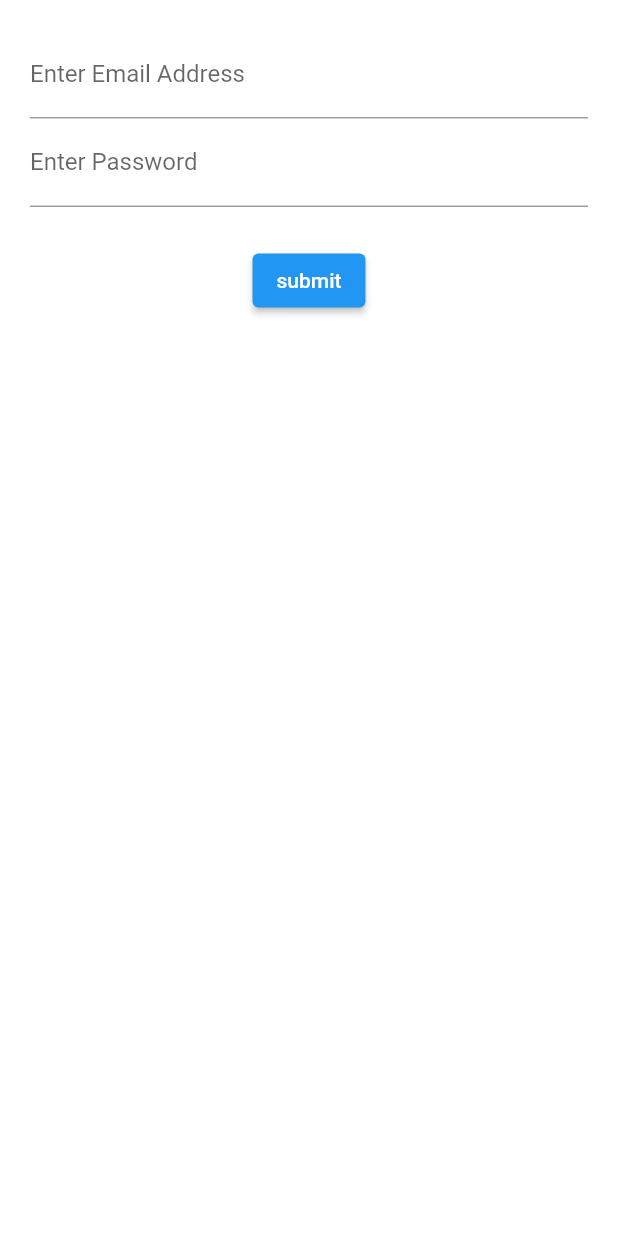
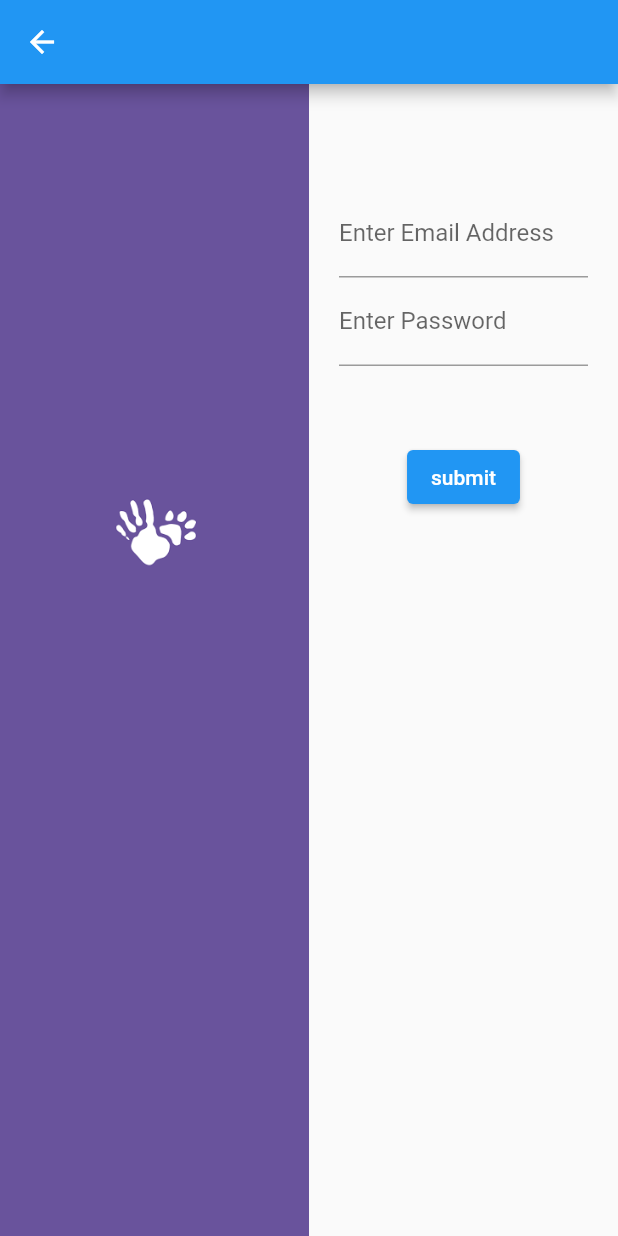
Before and after one commit to ZiadAssem/flutter_application_1, a Flutter app: the screen it shows after launch, after a tap on "LOGIN", on a phone screen of 412 x 824 dp. Run offline on Flutter 3.47's test engine with Material 2 defaults, Android fonts, the phone set to English and light mode, and no system bars; our stand-ins replace carousel_slider; missing offline and left inert: age_calculator; key blocks and very long unbroken strings in the code were emptied for the run.

Commit message:
login screen base, cat class incomplete

```diff
--- a/lib/screens/loginscreen.dart
+++ b/lib/screens/loginscreen.dart
@@ -1,4 +1,5 @@
 import 'package:flutter/material.dart';
+import 'package:flutter_application_1/themes/style.dart';
 import '../mixins/validation_mixin.dart';
 
 class LoginScreen extends StatefulWidget {
@@ -13,7 +14,64 @@ class LoginScreenState extends State<LoginScreen> with ValidationMixin {
   String? password = '';
 
   Widget build(context) {
+    return Scaffold(
+      appBar: AppBar(),
+      body: LayoutBuilder(builder: (context, constraints) {
+        return Row(
+          children: [
+            Expanded(
+                child: Stack(
+              children: [
+                Container(
+                  color: const Color(0xff69539C),
+                  constraints: BoxConstraints(
+                    maxHeight: double.infinity,
+                  ),
+                ),
+                Column(
+                  children: [
+                    Container(
+                      margin: EdgeInsets.all(100),
+                    ),
+                    Container(
+                      alignment: Alignment.center,
+                      constraints: BoxConstraints(maxHeight: 200),
+                      child: Image.asset('assets/download.png'),
+                    )
+                  ],
+                )
+              ],
+            )),
+            Expanded(
+              child: Column(children: [
+                Container(margin: EdgeInsets.only(top: 50.0)),
+                Container(
+                  child: loginForm(),
+                )
+              ]),
+            )
+          ],
+        );
+      }),
+    );
+  }
+
+  Widget backgroundImage() {
+    return ConstrainedBox(
+      constraints: const BoxConstraints(
+          // maxHeight: 500.0,
+          ),
+      child: const DecoratedBox(
+        decoration: BoxDecoration(
+            image: DecorationImage(
+                fit: BoxFit.fill, image: AssetImage('assets/download2.png'))),
+      ),
+    );
+  }
+
+  Widget loginForm() {
     return Container(
+      alignment: Alignment.centerRight,
       margin: EdgeInsets.all(20.0),
       child: Form(
         key: formKey,
@@ -21,7 +79,7 @@ class LoginScreenState extends State<LoginScreen> with ValidationMixin {
           children: [
             emailField(),
             passwordField(),
-            Container(margin: EdgeInsets.only(top: 25.0)),
+            Container(margin: EdgeInsets.only(top: 50.0)),
             submitButton(),
           ],
         ),
@@ -37,7 +95,6 @@ class LoginScreenState extends State<LoginScreen> with ValidationMixin {
       },
       keyboardType: TextInputType.emailAddress,
       decoration: const InputDecoration(
-
         labelText: 'Enter Email Address',
         hintText: 'you@example.com',
       ),
--- a/pubspec.yaml
+++ b/pubspec.yaml
@@ -36,6 +36,7 @@ dependencies:
   # The following adds the Cupertino Icons font to your application.
   # Use with the CupertinoIcons class for iOS style icons.
   cupertino_icons: ^1.0.2
+  age_calculator: ^1.0.0
 
 dev_dependencies:
   flutter_test:
@@ -65,7 +66,7 @@ flutter:
   #   - images/a_dot_ham.jpeg
 
   assets:
-    - assets/download.png
+    - assets/
   # An image asset can refer to one or more resolution-specific "variants", see
   # https://flutter.dev/assets-and-images/#resolution-aware
 
```
Also changed, not shown: lib/classes/cat.dart (added, +18 -0 lines), pubspec.lock.
